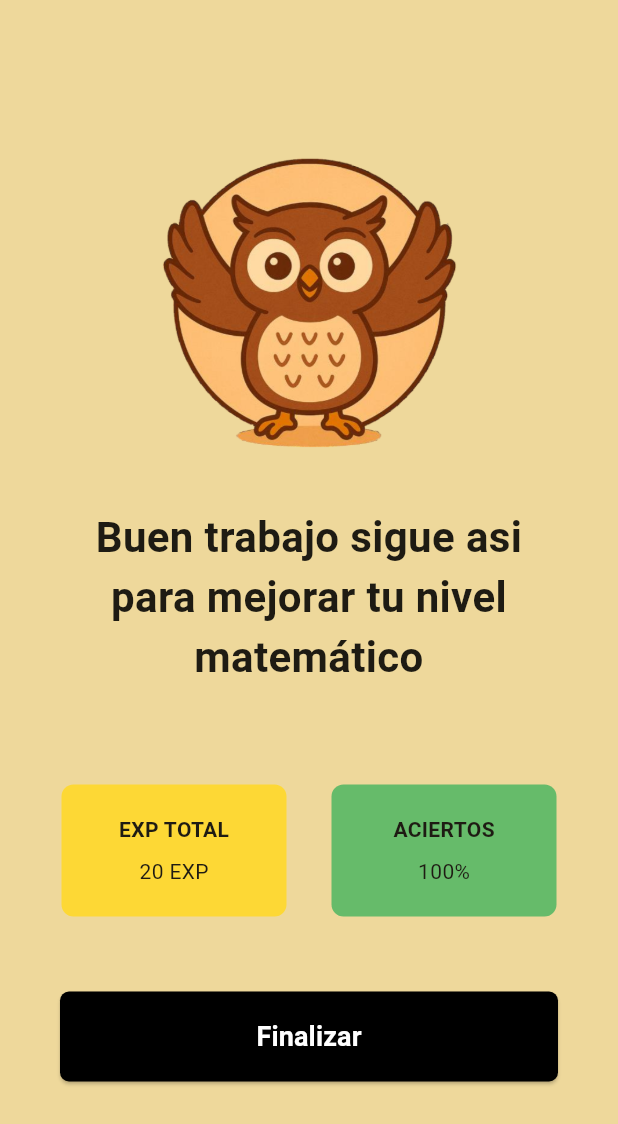
After one commit to rasec2076/programovil, a Flutter app: the Cuestionariocorrecto screen opened by its route, on a phone screen of 412 x 824 dp. The commit adds this screen. Shown: the top 1124 px of the screen. Run offline on Flutter 3.47's test engine with Material 3 defaults, Android fonts, the phone set to English and light mode, and no system bars; our stand-ins replace get, google_fonts; accounts and stored records are empty.

Commit message:
avance 4

```diff
--- a/assets/json/usuario.json
+++ b/assets/json/usuario.json
@@ -8,7 +8,7 @@
         "edad":21,
         "vidas":3,
         "experiencia":0,
-        "nivelexperiencia":0,
+        "nivelexperiencia":1,
         "idgenero":1
     },
 
--- a/lib/main.dart
+++ b/lib/main.dart
@@ -4,7 +4,9 @@ import 'package:prueba_seminario1/configs/util.dart';
 import 'package:prueba_seminario1/global/sesioncontroller.dart';
 import 'package:prueba_seminario1/pages/Inicio_nivel/inicio_nivel.dart';
 import 'package:prueba_seminario1/pages/Registrar/registrar.dart';
+import 'package:prueba_seminario1/pages/cuestionariocorrecto/cuestionariocorrecto.dart';
 import 'package:prueba_seminario1/pages/cuestionarios/cuestionarios.dart';
+import 'package:prueba_seminario1/pages/fincuestionarios/fincuestionarios.dart';
 import 'package:prueba_seminario1/pages/inicio/inicio.dart';
 import 'package:prueba_seminario1/pages/login/login.dart';
 import 'package:prueba_seminario1/pages/modulos/modulos.dart';
@@ -36,6 +38,8 @@ class MyApp extends StatelessWidget {
           '/Modulos': (context) => ModulosPage(),
           '/quiz': (context) => Cuestionarios(),
           '/inicioquiz':(context) => InicioNivel() ,
+          '/fincuestionario': (context) => FinalCuestionarios(),
+          '/cuestionariocorrecto': (context) => Cuestionariocorrecto(),
         }
       );
   }
--- a/lib/pages/Registrar/registrar.dart
+++ b/lib/pages/Registrar/registrar.dart
@@ -26,7 +26,7 @@ class Registrar extends StatelessWidget {
               mainAxisSize: MainAxisSize.max,
               children: [
                 iconoBuho(),
-                SizedBox(height: 20,),
+                SizedBox(height: 10,),
                 Text("Registro", style: TextStyle(fontWeight: FontWeight.w800, fontSize: 30)),
                 SizedBox(height: 10,),
                 FormularioRegistro(),
--- /dev/null
+++ b/lib/pages/cuestionariocorrecto/cuestionariocorrecto.dart
@@ -0,0 +1,90 @@
+import 'package:flutter/material.dart';
+import 'package:prueba_seminario1/componets/boton.dart';
+import 'package:get/get.dart';
+import 'package:prueba_seminario1/pages/cuestionariocorrecto/cuestionariocorrecto_controller.dart';
+
+
+class Cuestionariocorrecto extends StatelessWidget {
+
+
+  CuestionariocorrectoController control = Get.put(CuestionariocorrectoController());
+  Cuestionariocorrecto({super.key});
+
+
+
+  @override
+  Widget build(BuildContext context) {
+   return  Scaffold(
+      backgroundColor: const Color(0xFFEED89B),
+      body: Center(
+        child: Container(
+          padding: EdgeInsets.all(40),
+          child: Column(
+            mainAxisSize: MainAxisSize.min,
+            children: [
+              Image.asset('assets/buho5.png', width: 200, height: 200),
+              SizedBox(height: 20),
+              SizedBox(
+                width: 300,
+                height: 150,
+                child: Center(
+                  child: Text(
+                    "Buen trabajo sigue asi para mejorar tu nivel matemático",
+                    style: TextStyle(fontSize: 28, fontWeight: FontWeight.bold),
+                    textAlign: TextAlign.center,
+                  ),
+                ),
+              ),
+               SizedBox(height: 50),     // 🟡 Tarjetas de EXP y ACIERTOS
+              Row(
+                mainAxisAlignment: MainAxisAlignment.center,
+                children: [
+                  // EXP TOTAL
+                  Container(
+                    width: 150,
+                    padding: const EdgeInsets.all(20),
+                    decoration: BoxDecoration(
+                      color: Colors.yellow[600],
+                      borderRadius: BorderRadius.circular(8),
+                    ),
+                    child: const Column(
+                      children: [
+                        Text("EXP TOTAL", style: TextStyle(fontWeight: FontWeight.bold)),
+                        SizedBox(height: 8),
+                        Text("20 EXP"),
+                      ],
+                    ),
+                  ),
+                  const SizedBox(width: 30),
+                  // ACIERTOS
+                  Container(
+                    width: 150,
+                    padding: const EdgeInsets.all(20),
+                    decoration: BoxDecoration(
+                      color: Colors.green[400],
+                      borderRadius: BorderRadius.circular(8),
+                    ),
+                    child: const Column(
+                      children: [
+                        Text("ACIERTOS", style: TextStyle(fontWeight: FontWeight.bold)),
+                        SizedBox(height: 8),
+                        Text("100%"),
+                      ],
+                    ),
+                  ),
+                ],
+              ),
+              SizedBox(height: 50),
+              boton(
+                data: "Finalizar",
+                onPressed: () {
+                  control.irPrincipal(context);
+                },
+              ),
+            ],
+          ),
+        ),
+      ),
+    );
+  }
+}
--- /dev/null
+++ b/lib/pages/cuestionariocorrecto/cuestionariocorrecto_controller.dart
@@ -0,0 +1,16 @@
+import 'package:flutter/material.dart';
+import 'package:get/get.dart';
+
+
+
+class CuestionariocorrectoController extends GetxController {
+
+
+  void irPrincipal (BuildContext context){
+      Navigator.pushNamed(context, '/principal');
+  }
+
+
+
+
+}
--- a/lib/pages/login/login.dart
+++ b/lib/pages/login/login.dart
@@ -2,7 +2,6 @@ import 'package:flutter/material.dart';
 import 'package:prueba_seminario1/componets/Iconobuho.dart';
 import 'package:prueba_seminario1/componets/divider.dart';
 import 'package:prueba_seminario1/componets/form.dart';
-import 'package:prueba_seminario1/pages/Registrar/registrar.dart';
 import 'package:prueba_seminario1/pages/login/login_controller.dart';
 import 'package:get/get.dart';
 
--- a/lib/pages/login/login_controller.dart
+++ b/lib/pages/login/login_controller.dart
@@ -25,7 +25,7 @@ class LoginController extends GetxController {
       if(response.status== 200){
         Usuario user = response.body;
         sesion.setUsuario(user);
-        Navigator.pushNamed(context, '/principal');
+        Navigator.pushNamed(context,'/principal');
         Get.snackbar("Éxito", "Bienvenido ${user.nombre}",
           snackPosition: SnackPosition.TOP);
 
--- a/lib/pages/principal/principal.dart
+++ b/lib/pages/principal/principal.dart
@@ -44,7 +44,7 @@ class _PrincipalState extends State<Principal> {
               children: [
                 Image.asset("assets/buho3.png", width: 40, height: 40),
                 const SizedBox(width: 5),
-                Text(user!.experiencia.toString(), style: TextStyle(fontSize: 15, fontWeight: FontWeight.bold)),
+                Text("nivel ${user!.nivelexperiencia.toString()}", style: TextStyle(fontSize: 15, fontWeight: FontWeight.bold)),
               ],
             ),
             Row(
```
Also changed, not shown: lib/componets/opcion.dart (added, +37 -0 lines), lib/pages/Registrar/registrar_controller.dart (+12 -1 lines), lib/pages/cuestionarios/cuestionarios.dart (+78 -36 lines), lib/pages/cuestionarios/cuestionarios_controller.dart (+114 -34 lines), lib/pages/fincuestionarios/fincuestionarios.dart (added, +52 -0 lines), lib/pages/fincuestionarios/fincuestionarios_controller.dart (added, +16 -0 lines), lib/pages/modulos/modulos.dart (+34 -7 lines), assets/buho4.png (added), assets/buho5.png (added).
